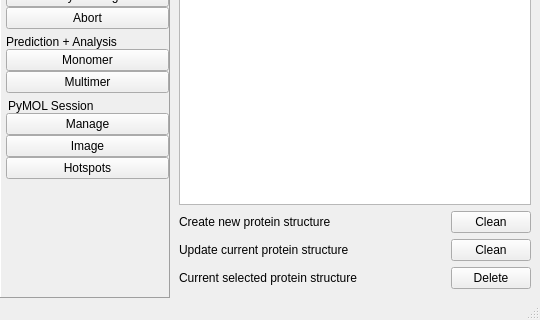
Before: the Qt Designer form pyssa/gui/ui/forms/mainWindow_alt.ui in urban233/PySSA, drawn with Qt 5; both pictures show x 0 to 540 and y 643 to 963 of the 540 by 963 pixel window.
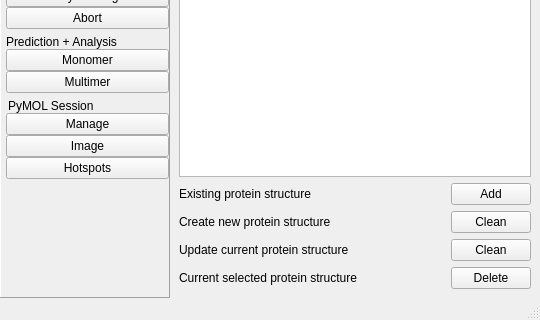
After: the same form once the commit is applied. The open tabs and pages were chosen to show the change. Icons and pictures are not drawn.

Commit message: feat: 1st draft of adding existing protein through edit page

```diff
--- a/pyssa/gui/ui/forms/mainWindow_alt.ui
+++ b/pyssa/gui/ui/forms/mainWindow_alt.ui
@@ -3574,6 +3574,37 @@
                 </item>
                </layout>
               </item>
+              <item>
+               <layout class="QHBoxLayout" name="horizontalLayout_120">
+                <item>
+                 <widget class="QLabel" name="lbl_edit_existing_protein_struct">
+                  <property name="text">
+                   <string>Existing protein structure</string>
+                  </property>
+                 </widget>
+                </item>
+                <item>
+                 <spacer name="horizontalSpacer_96">
+                  <property name="orientation">
+                   <enum>Qt::Horizontal</enum>
+                  </property>
+                  <property name="sizeHint" stdset="0">
+                   <size>
+                    <width>40</width>
+                    <height>20</height>
+                   </size>
+                  </property>
+                 </spacer>
+                </item>
+                <item>
+                 <widget class="QPushButton" name="btn_edit_existing_protein_struct">
+                  <property name="text">
+                   <string>Add</string>
+                  </property>
+                 </widget>
+                </item>
+               </layout>
+              </item>
               <item>
                <layout class="QHBoxLayout" name="horizontalLayout_71">
                 <item>
```
Left out of the diff: 4 changed lines with no effect on the pictures. The commit also changes 7 other files.
